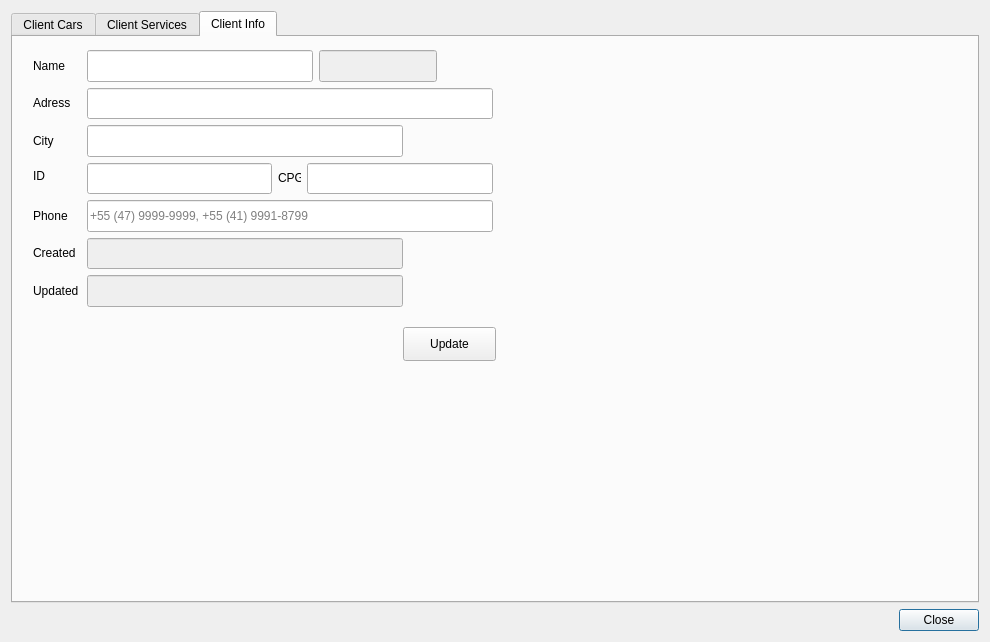
Before: the Qt Designer form Client_Services_History.ui in bedi1982/Oficina, drawn with Qt 5.
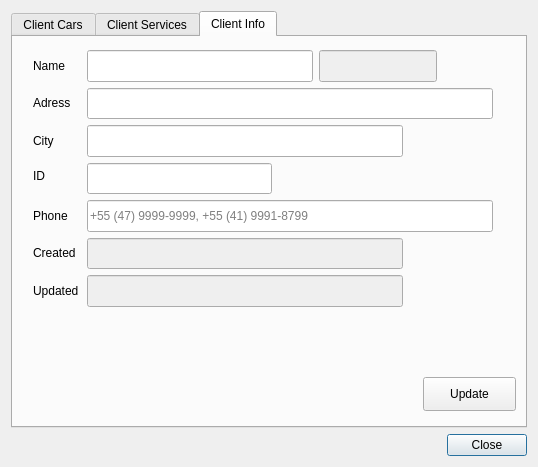
After: the same form once the commit is applied. The open tabs and pages were chosen to show the change. Icons and pictures are not drawn.

Commit message: Removes CPG from GUI elemtns

Diff of the .ui file:
```diff
--- a/Client_Services_History.ui
+++ b/Client_Services_History.ui
@@ -6,8 +6,8 @@
    <rect>
     <x>0</x>
     <y>0</y>
-    <width>990</width>
-    <height>642</height>
+    <width>538</width>
+    <height>467</height>
    </rect>
   </property>
   <property name="sizePolicy">
@@ -305,25 +305,6 @@
         <string/>
        </property>
       </widget>
-      <widget class="QLabel" name="lbl_CPF">
-       <property name="geometry">
-        <rect>
-         <x>265</x>
-         <y>132</y>
-         <width>23</width>
-         <height>18</height>
-        </rect>
-       </property>
-       <property name="sizePolicy">
-        <sizepolicy hsizetype="Maximum" vsizetype="Maximum">
-         <horstretch>0</horstretch>
-         <verstretch>0</verstretch>
-        </sizepolicy>
-       </property>
-       <property name="text">
-        <string>CPG</string>
-       </property>
-      </widget>
       <widget class="QLineEdit" name="line_Personal_ID">
        <property name="geometry">
         <rect>
@@ -415,28 +396,6 @@
         <string/>
        </property>
       </widget>
-      <widget class="QLineEdit" name="line_CPG">
-       <property name="geometry">
-        <rect>
-         <x>294</x>
-         <y>126</y>
-         <width>186</width>
-         <height>31</height>
-        </rect>
-       </property>
-       <property name="sizePolicy">
-        <sizepolicy hsizetype="MinimumExpanding" vsizetype="Maximum">
-         <horstretch>0</horstretch>
-         <verstretch>0</verstretch>
-        </sizepolicy>
-       </property>
-       <property name="text">
-        <string/>
-       </property>
-       <property name="maxLength">
-        <number>20</number>
-       </property>
-      </widget>
       <widget class="QLineEdit" name="line_SysID">
        <property name="enabled">
         <bool>false</bool>
@@ -516,8 +475,8 @@
       <widget class="QPushButton" name="btn_Update_Client">
        <property name="geometry">
         <rect>
-         <x>390</x>
-         <y>290</y>
+         <x>410</x>
+         <y>340</y>
          <width>93</width>
          <height>34</height>
         </rect>
@@ -548,8 +507,8 @@
       <widget class="QLabel" name="label">
        <property name="geometry">
         <rect>
-         <x>580</x>
-         <y>40</y>
+         <x>110</x>
+         <y>260</y>
          <width>261</width>
          <height>151</height>
         </rect>
```
Left out of the diff: 2 changed lines with no effect on the pictures. The commit also changes 2 other files.
